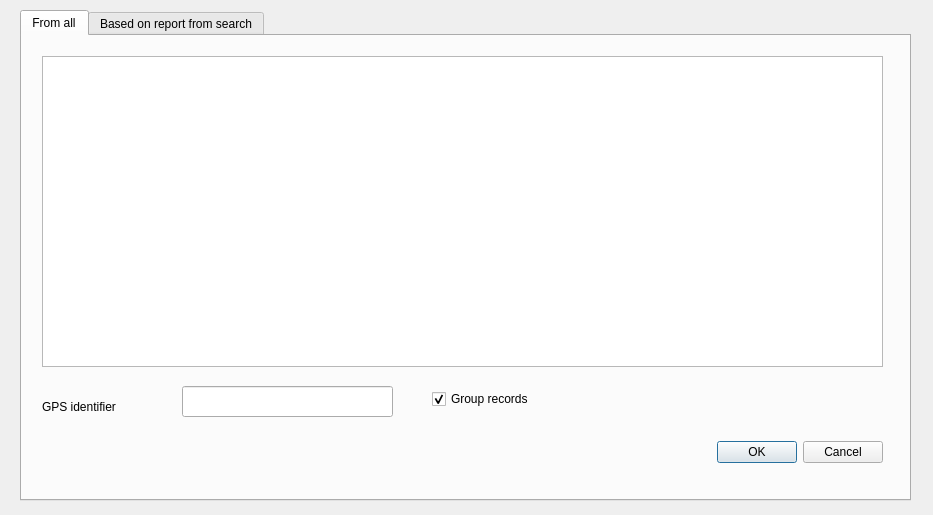
ruz76/qgis_patrac_3, file ui/gpx.ui: the form before one commit.
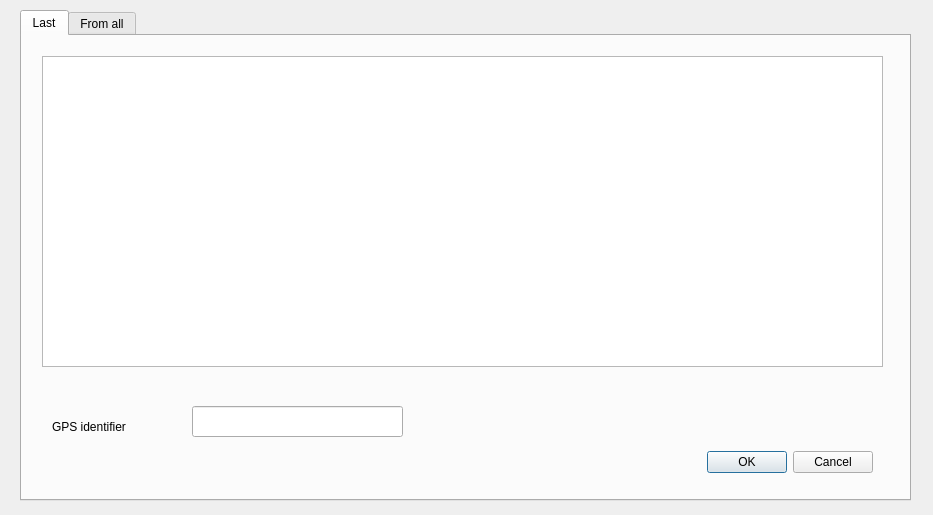
The form after the commit.

The edit to the form file:
```diff
--- a/ui/gpx.ui
+++ b/ui/gpx.ui
@@ -25,6 +25,60 @@
    <property name="currentIndex">
     <number>0</number>
    </property>
+   <widget class="QWidget" name="tabLast">
+    <attribute name="title">
+     <string>Last</string>
+    </attribute>
+    <widget class="QLabel" name="labelNameAll_2">
+     <property name="geometry">
+      <rect>
+       <x>30</x>
+       <y>380</y>
+       <width>141</width>
+       <height>21</height>
+      </rect>
+     </property>
+     <property name="text">
+      <string>GPS identifier</string>
+     </property>
+    </widget>
+    <widget class="QLineEdit" name="lineEditNameLast">
+     <property name="geometry">
+      <rect>
+       <x>170</x>
+       <y>370</y>
+       <width>211</width>
+       <height>31</height>
+      </rect>
+     </property>
+    </widget>
+    <widget class="QDialogButtonBox" name="buttonBoxLast">
+     <property name="geometry">
+      <rect>
+       <x>510</x>
+       <y>410</y>
+       <width>341</width>
+       <height>32</height>
+      </rect>
+     </property>
+     <property name="orientation">
+      <enum>Qt::Horizontal</enum>
+     </property>
+     <property name="standardButtons">
+      <set>QDialogButtonBox::Cancel|QDialogButtonBox::Ok</set>
+     </property>
+    </widget>
+    <widget class="QListView" name="listViewTracksLast">
+     <property name="geometry">
+      <rect>
+       <x>20</x>
+       <y>20</y>
+       <width>841</width>
+       <height>311</height>
+      </rect>
+     </property>
+    </widget>
+   </widget>
    <widget class="QWidget" name="tabAll">
     <attribute name="title">
      <string>From all</string>
@@ -79,6 +133,9 @@
      </property>
     </widget>
     <widget class="QCheckBox" name="checkBoxGroup">
+     <property name="enabled">
+      <bool>false</bool>
+     </property>
      <property name="geometry">
       <rect>
        <x>410</x>
@@ -91,53 +148,7 @@
       <string>Group records</string>
      </property>
      <property name="checked">
-      <bool>true</bool>
-     </property>
-    </widget>
-   </widget>
-   <widget class="QWidget" name="tabTime">
-    <attribute name="title">
-     <string>Based on report from search</string>
-    </attribute>
-    <widget class="QTableWidget" name="tableWidgetSectors">
-     <property name="enabled">
-      <bool>true</bool>
-     </property>
-     <property name="geometry">
-      <rect>
-       <x>10</x>
-       <y>20</y>
-       <width>851</width>
-       <height>371</height>
-      </rect>
-     </property>
-     <property name="rowCount">
-      <number>0</number>
-     </property>
-     <property name="columnCount">
-      <number>3</number>
-     </property>
-     <attribute name="horizontalHeaderDefaultSectionSize">
-      <number>75</number>
-     </attribute>
-     <column/>
-     <column/>
-     <column/>
-    </widget>
-    <widget class="QDialogButtonBox" name="buttonBoxTime">
-     <property name="geometry">
-      <rect>
-       <x>510</x>
-       <y>410</y>
-       <width>341</width>
-       <height>32</height>
-      </rect>
-     </property>
-     <property name="orientation">
-      <enum>Qt::Horizontal</enum>
-     </property>
-     <property name="standardButtons">
-      <set>QDialogButtonBox::Cancel|QDialogButtonBox::Ok</set>
+      <bool>false</bool>
      </property>
     </widget>
    </widget>
```
Left out of the diff: 6 changed lines with no effect on the pictures.
